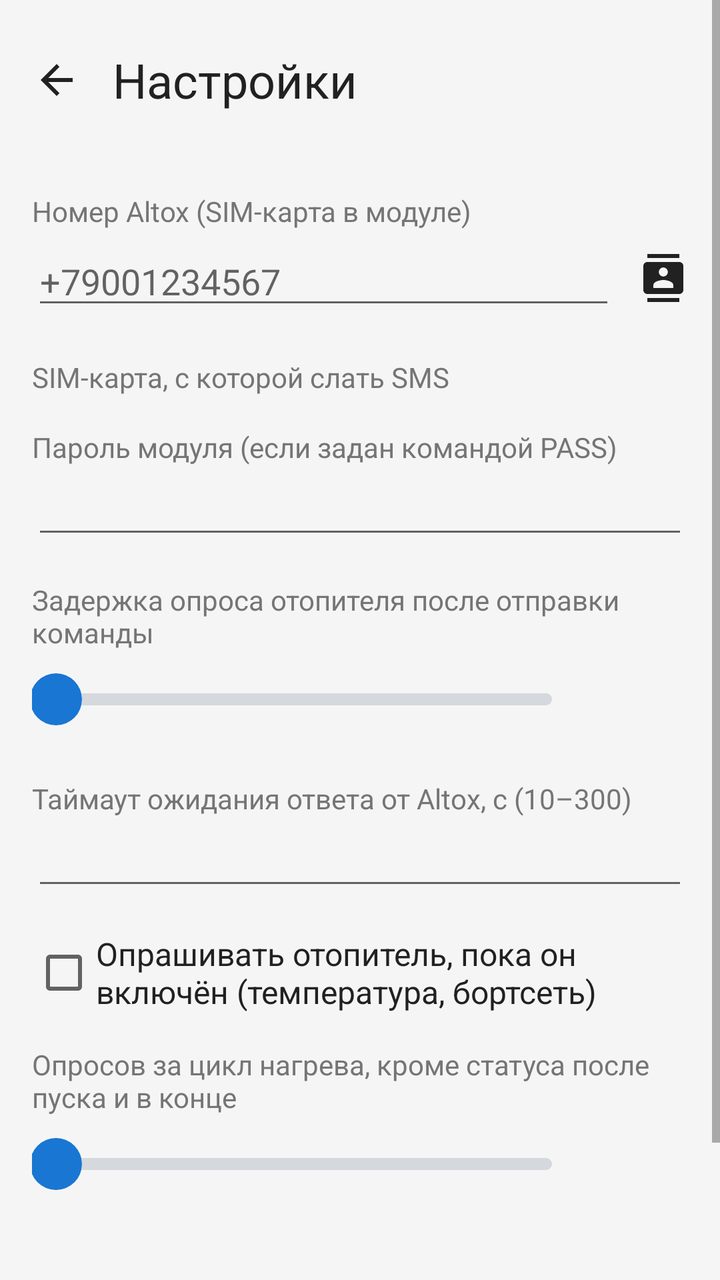
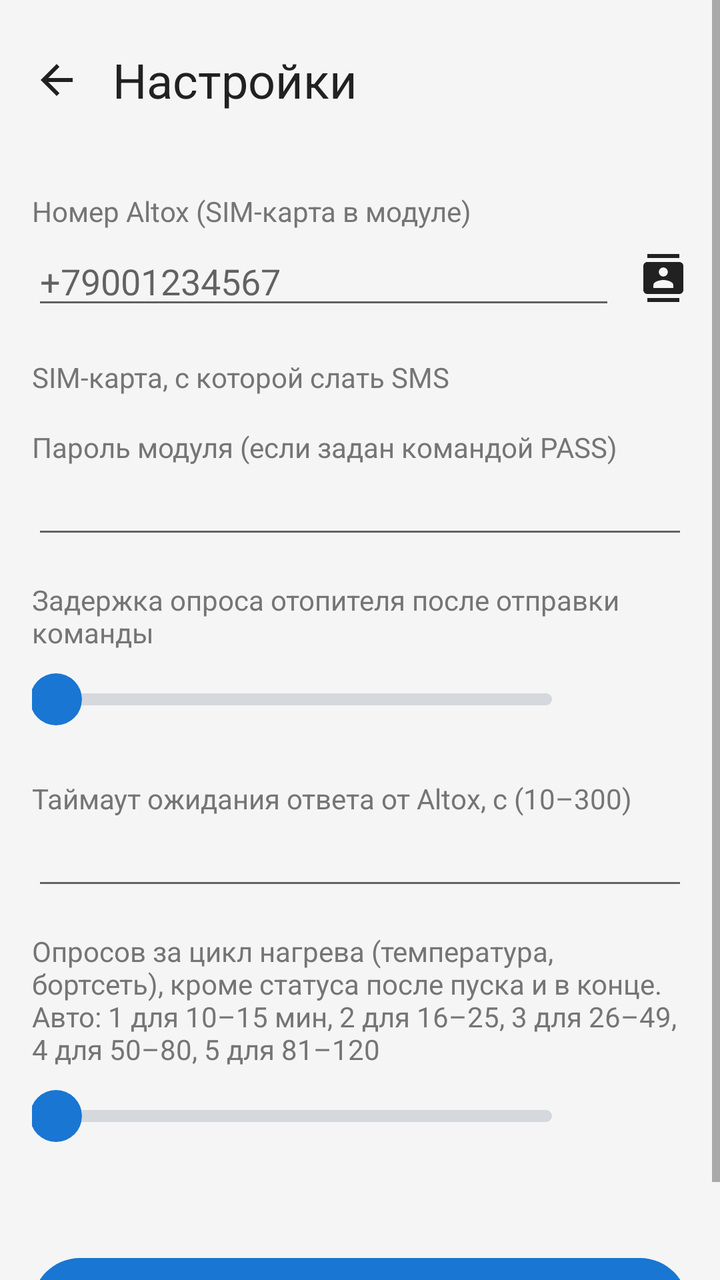

An Android layout rendered at two revisions. The XML below is the earlier revision; the diff shows what the commit changed to produce the second picture.
<!-- AndroidManifest.xml: application theme AppTheme -->
<!-- res/layout/activity_settings.xml -->
<?xml version="1.0" encoding="utf-8"?>
<ScrollView xmlns:android="http://schemas.android.com/apk/res/android"
    android:layout_width="match_parent"
    android:layout_height="match_parent"
    android:fitsSystemWindows="true">

    <LinearLayout
        android:layout_width="match_parent"
        android:layout_height="wrap_content"
        android:orientation="vertical"
        android:padding="16dp">

        <LinearLayout
            android:layout_width="match_parent"
            android:layout_height="wrap_content"
            android:layout_marginBottom="16dp"
            android:gravity="center_vertical"
            android:orientation="horizontal">

            
            <ImageButton
                android:id="@+id/back"
                android:layout_width="48dp"
                android:layout_height="48dp"
                android:layout_marginStart="-12dp"
                android:background="?android:attr/selectableItemBackgroundBorderless"
                android:contentDescription="@string/back"
                android:src="@drawable/ic_back" />

            <TextView
                android:layout_width="wrap_content"
                android:layout_height="wrap_content"
                android:layout_marginStart="4dp"
                android:text="@string/settings"
                android:textColor="@color/text"
                android:textSize="24sp" />
        </LinearLayout>

        <TextView style="@style/Label" android:text="@string/phone" />

        <LinearLayout
            android:layout_width="match_parent"
            android:layout_height="wrap_content"
            android:gravity="center_vertical"
            android:orientation="horizontal">

            <EditText
                android:id="@+id/phone"
                android:layout_width="0dp"
                android:layout_height="wrap_content"
                android:layout_weight="1"
                android:hint="+79001234567"
                android:inputType="phone" />

            
            <ImageButton
                android:id="@+id/pickContact"
                android:layout_width="48dp"
                android:layout_height="48dp"
                android:layout_marginEnd="-12dp"
                android:background="?android:attr/selectableItemBackgroundBorderless"
                android:contentDescription="@string/pick_contact"
                android:src="@drawable/ic_contacts" />
        </LinearLayout>

        <TextView style="@style/Label" android:text="@string/sim" />

        <RadioGroup
            android:id="@+id/sim"
            android:layout_width="match_parent"
            android:layout_height="wrap_content" />

        <TextView style="@style/Label" android:text="@string/password" />

        <EditText
            android:id="@+id/password"
            android:layout_width="match_parent"
            android:layout_height="wrap_content"
            android:inputType="text" />

        <TextView style="@style/Label" android:text="@string/poll_delay" />

        <LinearLayout
            android:layout_width="match_parent"
            android:layout_height="wrap_content"
            android:gravity="center_vertical"
            android:orientation="horizontal">

            <SeekBar
                android:id="@+id/pollDelay"
                android:layout_width="0dp"
                android:layout_height="48dp"
                android:layout_weight="1"
                android:paddingStart="12dp"
                android:paddingEnd="12dp"
                android:progressDrawable="@drawable/slider_track"
                android:progressTint="@color/slider_tint"
                android:thumb="@drawable/slider_thumb"
                android:thumbTint="@color/slider_tint" />

            <TextView
                android:id="@+id/pollDelayLabel"
                android:layout_width="56dp"
                android:layout_height="wrap_content"
                android:gravity="end"
                android:textColor="@color/text"
                android:textSize="16sp" />
        </LinearLayout>

        <TextView style="@style/Label" android:text="@string/reply_timeout" />

        <EditText
            android:id="@+id/replyTimeout"
            android:layout_width="match_parent"
            android:layout_height="wrap_content"
            android:inputType="number"
            android:maxLength="3" />

        <CheckBox
            android:id="@+id/periodic"
            android:layout_width="match_parent"
            android:layout_height="wrap_content"
            android:layout_marginTop="16dp"
            android:text="@string/periodic"
            android:textColor="@color/text"
            android:textSize="16sp" />

        <TextView style="@style/Label" android:text="@string/periodic_count" />

        <LinearLayout
            android:layout_width="match_parent"
            android:layout_height="wrap_content"
            android:gravity="center_vertical"
            android:orientation="horizontal">

            <SeekBar
                android:id="@+id/periodicCount"
                android:layout_width="0dp"
                android:layout_height="48dp"
                android:layout_weight="1"
                android:paddingStart="12dp"
                android:paddingEnd="12dp"
                android:progressDrawable="@drawable/slider_track"
                android:progressTint="@color/slider_tint"
                android:thumb="@drawable/slider_thumb"
                android:thumbTint="@color/slider_tint" />

            <TextView
                android:id="@+id/periodicCountLabel"
                android:layout_width="56dp"
                android:layout_height="wrap_content"
                android:gravity="end"
                android:textColor="@color/text"
                android:textSize="16sp" />
        </LinearLayout>

        <TextView
            android:id="@+id/periodicLabel"
            style="@style/Label"
            android:layout_marginTop="4dp" />

        <Button
            android:id="@+id/save"
            android:layout_width="match_parent"
            android:layout_height="48dp"
            android:layout_marginTop="24dp"
            android:background="@drawable/btn_primary"
            android:stateListAnimator="@null"
            android:text="@string/save"
            android:textAllCaps="false"
            android:textColor="#FFFFFF"
            android:textSize="16sp" />
    </LinearLayout>
</ScrollView>
<!-- resources referenced by this layout -->
<resources>
  <color name="text">#212121</color>
  <!-- drawable btn_primary (drawable) -->
  <?xml version="1.0" encoding="utf-8"?>
  <selector xmlns:android="http://schemas.android.com/apk/res/android">
      <item android:state_enabled="false">
          <shape><solid android:color="#B7CDE6" /><corners android:radius="24dp" /></shape>
      </item>
      <item android:state_pressed="true">
          <shape><solid android:color="#155FA8" /><corners android:radius="24dp" /></shape>
      </item>
      <item>
          <shape><solid android:color="@color/accent" /><corners android:radius="24dp" /></shape>
      </item>
  </selector>
  <!-- drawable ic_back (drawable) -->
  <?xml version="1.0" encoding="utf-8"?>
  <vector xmlns:android="http://schemas.android.com/apk/res/android"
      android:width="24dp"
      android:height="24dp"
      android:viewportWidth="24"
      android:viewportHeight="24"
      android:tint="@color/text">
      <path
          android:fillColor="#FFFFFF"
          android:pathData="M20,11H7.83l5.59,-5.59L12,4l-8,8 8,8 1.41,-1.41L7.83,13H20v-2z" />
  </vector>
  <!-- drawable ic_contacts (drawable) -->
  <?xml version="1.0" encoding="utf-8"?>
  <vector xmlns:android="http://schemas.android.com/apk/res/android"
      android:width="24dp"
      android:height="24dp"
      android:viewportWidth="24"
      android:viewportHeight="24"
      android:tint="@color/text">
      <path
          android:fillColor="#FFFFFF"
          android:pathData="M20,0H4v2h16V0zM4,24h16v-2H4v2zM20,4H4C2.9,4 2,4.9 2,6v12c0,1.1 0.9,2 2,2h16c1.1,0 2,-0.9 2,-2V6c0,-1.1 -0.9,-2 -2,-2zM12,6.75c1.24,0 2.25,1.01 2.25,2.25s-1.01,2.25 -2.25,2.25S9.75,10.24 9.75,9 10.76,6.75 12,6.75zM17,17H7v-1.5c0,-1.67 3.33,-2.5 5,-2.5s5,0.83 5,2.5V17z" />
  </vector>
  <!-- drawable slider_thumb (drawable) -->
  <?xml version="1.0" encoding="utf-8"?>
  <shape xmlns:android="http://schemas.android.com/apk/res/android" android:shape="oval">
      <solid android:color="#FFFFFF" />
      <size android:width="26dp" android:height="26dp" />
  </shape>
  <string name="back">Назад</string>
  <string name="password">Пароль модуля (если задан командой PASS)</string>
  <string name="periodic">Опрашивать отопитель, пока он включён (температура, бортсеть)</string>
  <string name="periodic_count">Опросов за цикл нагрева, кроме статуса после пуска и в конце</string>
  <string name="phone">Номер Altox (SIM-карта в модуле)</string>
  <string name="pick_contact">Выбрать из контактов</string>
  <string name="poll_delay">Задержка опроса отопителя после отправки команды</string>
  <string name="reply_timeout">Таймаут ожидания ответа от Altox, с (10–300)</string>
  <string name="save">Сохранить</string>
  <string name="settings">Настройки</string>
  <string name="sim">SIM-карта, с которой слать SMS</string>
  <style name="Label">
          <item name="android:layout_width">wrap_content</item>
          <item name="android:layout_height">wrap_content</item>
          <item name="android:layout_marginTop">16dp</item>
          <item name="android:textColor">@color/text_secondary</item>
          <item name="android:textSize">14sp</item>
      </style>
  <style name="AppTheme" parent="android:Theme.Material.Light.NoActionBar">
          <item name="android:colorPrimary">@color/accent</item>
          <item name="android:colorAccent">@color/accent</item>
          <item name="android:windowBackground">@color/background</item>
          <item name="android:statusBarColor">@color/background</item>
          <item name="android:navigationBarColor">@color/background</item>
          <item name="android:windowLightStatusBar">true</item>
      </style>
  <color name="accent">#1976D2</color>
  <color name="text_secondary">#757575</color>
  <color name="background">#F5F5F5</color>
  <!-- unchanged entries left out for length: 1 -->
</resources>

<!-- the commit's change to res/layout/activity_settings.xml (unified diff, before → after) -->
@@ -116,15 +116,6 @@
             android:inputType="number"
             android:maxLength="3" />
 
-        <CheckBox
-            android:id="@+id/periodic"
-            android:layout_width="match_parent"
-            android:layout_height="wrap_content"
-            android:layout_marginTop="16dp"
-            android:text="@string/periodic"
-            android:textColor="@color/text"
-            android:textSize="16sp" />
-
         <TextView style="@style/Label" android:text="@string/periodic_count" />
 
         <LinearLayout
<!-- resource entries referenced after the edit -->
@@ -46,8 +46,7 @@
   </shape>
   <string name="back">Назад</string>
   <string name="password">Пароль модуля (если задан командой PASS)</string>
-  <string name="periodic">Опрашивать отопитель, пока он включён (температура, бортсеть)</string>
-  <string name="periodic_count">Опросов за цикл нагрева, кроме статуса после пуска и в конце</string>
+  <string name="periodic_count">Опросов за цикл нагрева (температура, бортсеть), кроме статуса после пуска и в конце. Авто: 1 для 10–15 мин, 2 для 16–25, 3 для 26–49, 4 для 50–80, 5 для 81–120</string>
   <string name="phone">Номер Altox (SIM-карта в модуле)</string>
   <string name="pick_contact">Выбрать из контактов</string>
   <string name="poll_delay">Задержка опроса отопителя после отправки команды</string>
